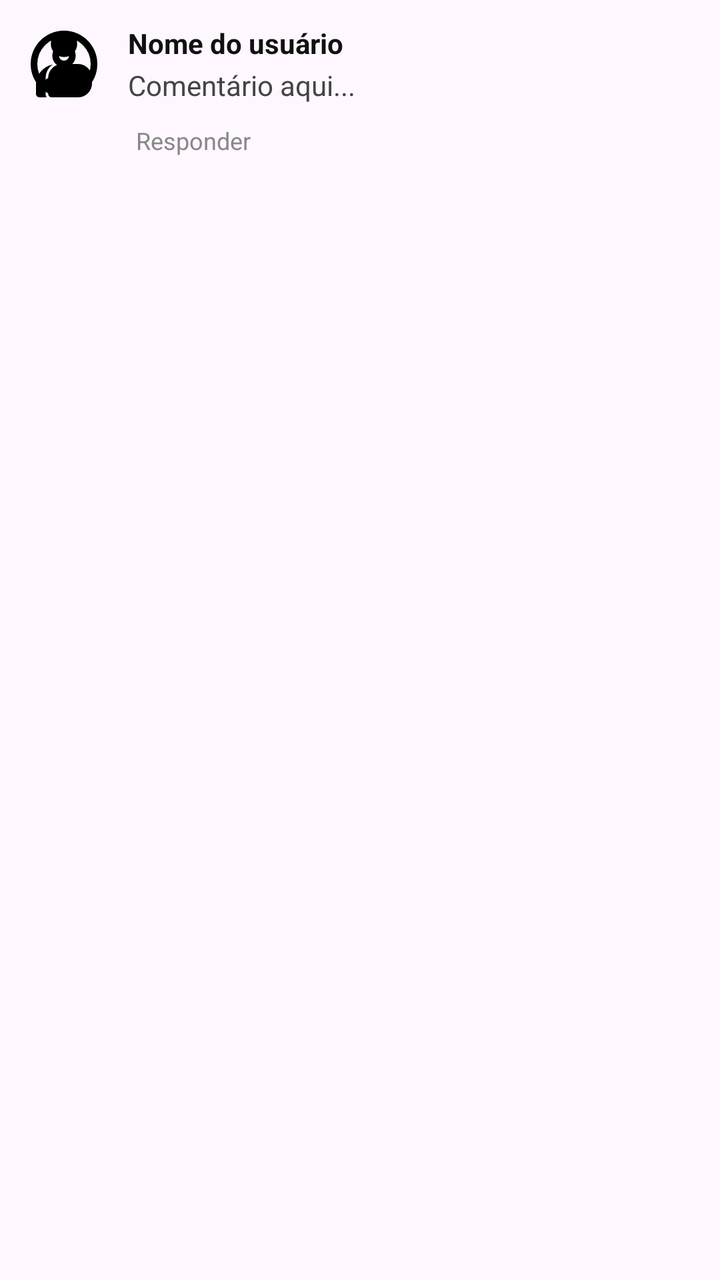
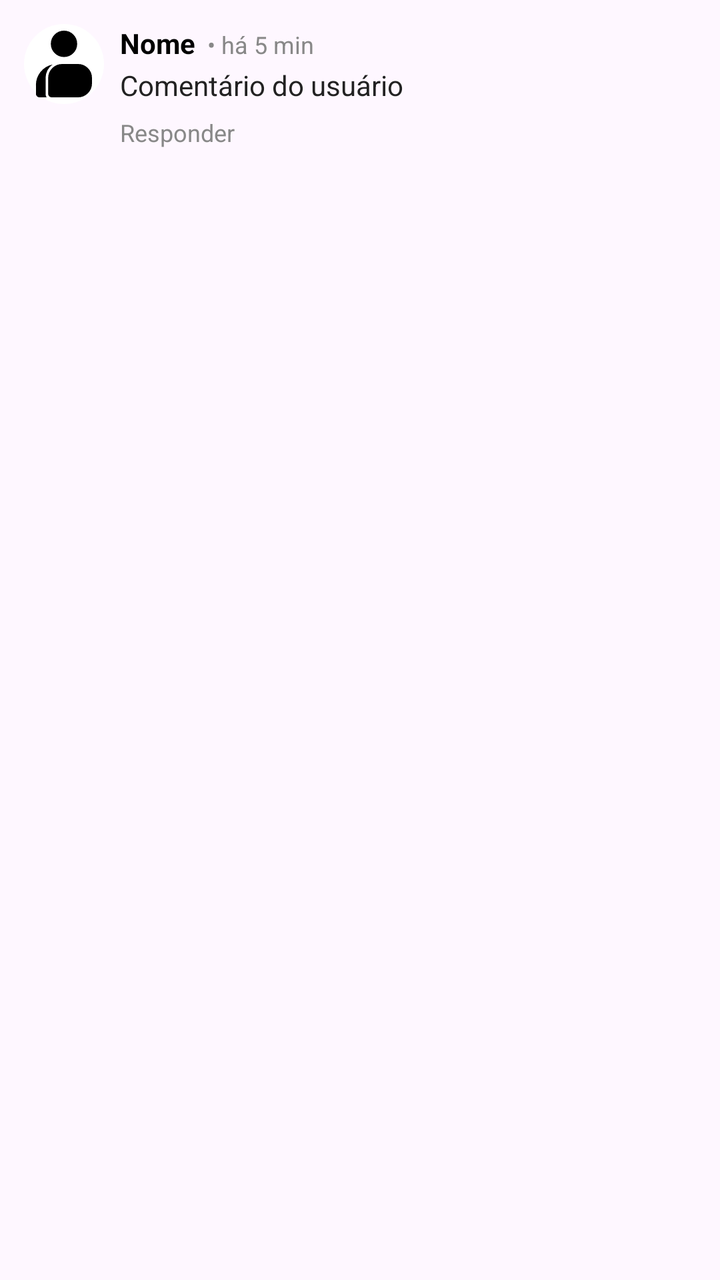

Two renders of the same Android screen: before a commit and after it. Below are the layout's source before the change and the commit's diff.
<!-- AndroidManifest.xml: application theme Theme.Miadot -->
<!-- res/layout/item_comentario.xml -->
<LinearLayout xmlns:android="http://schemas.android.com/apk/res/android"
    android:layout_width="match_parent"
    android:layout_height="wrap_content"
    android:orientation="horizontal"
    android:padding="12dp"
    android:gravity="top"
    android:background="?attr/selectableItemBackground">

    <ImageView
        android:id="@+id/imageViewUserAvatarComentario"
        android:layout_width="40dp"
        android:layout_height="40dp"
        android:layout_marginEnd="12dp"
        android:src="@drawable/default_profile"
        android:scaleType="centerCrop"
        android:background="@drawable/circle_background"
        android:contentDescription="Avatar do usuário" />

    <LinearLayout
        android:layout_width="0dp"
        android:layout_height="wrap_content"
        android:layout_weight="1"
        android:orientation="vertical">

        <TextView
            android:id="@+id/textNomeUsuario"
            android:layout_width="wrap_content"
            android:layout_height="wrap_content"
            android:text="Nome do usuário"
            android:textStyle="bold"
            android:textSize="14sp"
            android:textColor="#111111" />

        <TextView
            android:id="@+id/textComentario"
            android:layout_width="wrap_content"
            android:layout_height="wrap_content"
            android:text="Comentário aqui..."
            android:textSize="14sp"
            android:textColor="#444444"
            android:layout_marginTop="2dp"
            android:lineSpacingExtra="2dp" />

        <TextView
            android:id="@+id/textResponder"
            android:layout_width="wrap_content"
            android:layout_height="wrap_content"
            android:text="Responder"
            android:textSize="12sp"
            android:textColor="#888888"
            android:layout_marginTop="6dp"
            android:clickable="true"
            android:focusable="true"
            android:background="?attr/selectableItemBackgroundBorderless"
            android:padding="4dp" />

        <androidx.recyclerview.widget.RecyclerView
            android:id="@+id/recyclerViewRespostas"
            android:layout_width="match_parent"
            android:layout_height="wrap_content"
            android:paddingTop="4dp"
            android:visibility="gone" />
    </LinearLayout>
</LinearLayout>
<!-- resources referenced by this layout -->
<resources>
  <!-- drawable circle_background (drawable) -->
  <vector xmlns:android="http://schemas.android.com/apk/res/android" android:height="24dp" android:tint="#000000" android:viewportHeight="960" android:viewportWidth="960" android:width="24dp">
  
      <path android:fillColor="@android:color/white" android:pathData="M234,684Q285,645 348,622.5Q411,600 480,600Q549,600 612,622.5Q675,645 726,684Q761,643 780.5,591Q800,539 800,480Q800,347 706.5,253.5Q613,160 480,160Q347,160 253.5,253.5Q160,347 160,480Q160,539 179.5,591Q199,643 234,684ZM480,520Q421,520 380.5,479.5Q340,439 340,380Q340,321 380.5,280.5Q421,240 480,240Q539,240 579.5,280.5Q620,321 620,380Q620,439 579.5,479.5Q539,520 480,520ZM480,880Q397,880 324,848.5Q251,817 197,763Q143,709 111.5,636Q80,563 80,480Q80,397 111.5,324Q143,251 197,197Q251,143 324,111.5Q397,80 480,80Q563,80 636,111.5Q709,143 763,197Q817,251 848.5,324Q880,397 880,480Q880,563 848.5,636Q817,709 763,763Q709,817 636,848.5Q563,880 480,880ZM480,800Q533,800 580,784.5Q627,769 666,740Q627,711 580,695.5Q533,680 480,680Q427,680 380,695.5Q333,711 294,740Q333,769 380,784.5Q427,800 480,800ZM480,440Q506,440 523,423Q540,406 540,380Q540,354 523,337Q506,320 480,320Q454,320 437,337Q420,354 420,380Q420,406 437,423Q454,440 480,440ZM480,380Q480,380 480,380Q480,380 480,380Q480,380 480,380Q480,380 480,380Q480,380 480,380Q480,380 480,380Q480,380 480,380Q480,380 480,380ZM480,740Q480,740 480,740Q480,740 480,740Q480,740 480,740Q480,740 480,740Q480,740 480,740Q480,740 480,740Q480,740 480,740Q480,740 480,740Z"/>
  
  </vector>
  <!-- drawable default_profile (drawable) -->
  <vector xmlns:android="http://schemas.android.com/apk/res/android" android:height="24dp" android:tint="#000000" android:viewportHeight="960" android:viewportWidth="960" android:width="24dp">
        
      <path android:fillColor="@android:color/white" android:pathData="M185,880Q168,880 155.5,867.5Q143,855 143,838L143,733Q143,643 199,574Q255,505 343,486Q303,514 281,556.5Q259,599 259,648L259,838Q259,849 262,860Q265,871 272,880L185,880ZM332,880Q315,880 302.5,867.5Q290,855 290,838L290,648Q290,578 339.5,529Q389,480 459,480L648,480Q718,480 767,529Q816,578 816,648L816,712Q816,782 767,831Q718,880 648,880L332,880ZM480,396Q414,396 368,350Q322,304 322,238Q322,172 368,126Q414,80 480,80Q546,80 592,126Q638,172 638,238Q638,304 592,350Q546,396 480,396Z"/>
      
  </vector>
  <style name="Theme.Miadot" parent="Theme.Material3.DayNight.NoActionBar">
          
          <item name="colorPrimary">@color/purple_500</item>
          <item name="colorPrimaryDark">@color/purple_700</item>
          <item name="colorAccent">@color/teal_200</item>
      </style>
  <color name="purple_500">#FF6200EE</color>
  <color name="purple_700">#FF3700B3</color>
  <color name="teal_200">#FF03DAC5</color>
</resources>

<!-- the commit's change to res/layout/item_comentario.xml (unified diff, before → after) -->
@@ -1,16 +1,16 @@
+<?xml version="1.0" encoding="utf-8"?>
 <LinearLayout xmlns:android="http://schemas.android.com/apk/res/android"
     android:layout_width="match_parent"
     android:layout_height="wrap_content"
     android:orientation="horizontal"
     android:padding="12dp"
-    android:gravity="top"
     android:background="?attr/selectableItemBackground">
 
     <ImageView
         android:id="@+id/imageViewUserAvatarComentario"
         android:layout_width="40dp"
         android:layout_height="40dp"
-        android:layout_marginEnd="12dp"
+        android:layout_marginEnd="8dp"
         android:src="@drawable/default_profile"
         android:scaleType="centerCrop"
         android:background="@drawable/circle_background"
@@ -22,43 +22,57 @@
         android:layout_weight="1"
         android:orientation="vertical">
 
-        <TextView
-            android:id="@+id/textNomeUsuario"
+        
+        <LinearLayout
             android:layout_width="wrap_content"
             android:layout_height="wrap_content"
-            android:text="Nome do usuário"
-            android:textStyle="bold"
-            android:textSize="14sp"
-            android:textColor="#111111" />
+            android:orientation="horizontal">
 
+            <TextView
+                android:id="@+id/textNomeUsuario"
+                android:layout_width="wrap_content"
+                android:layout_height="wrap_content"
+                android:text="Nome"
+                android:textStyle="bold"
+                android:textColor="#000000"
+                android:textSize="14sp" />
+
+            <TextView
+                android:id="@+id/textTempo"
+                android:layout_width="wrap_content"
+                android:layout_height="wrap_content"
+                android:layout_marginStart="6dp"
+                android:text="• há 5 min"
+                android:textColor="#888888"
+                android:textSize="12sp" />
+        </LinearLayout>
+
+        
         <TextView
             android:id="@+id/textComentario"
             android:layout_width="wrap_content"
             android:layout_height="wrap_content"
-            android:text="Comentário aqui..."
+            android:text="Comentário do usuário"
+            android:textColor="#222222"
             android:textSize="14sp"
-            android:textColor="#444444"
-            android:layout_marginTop="2dp"
-            android:lineSpacingExtra="2dp" />
+            android:layout_marginTop="2dp" />
 
+        
         <TextView
             android:id="@+id/textResponder"
             android:layout_width="wrap_content"
             android:layout_height="wrap_content"
             android:text="Responder"
+            android:textColor="#888888"
             android:textSize="12sp"
-            android:textColor="#888888"
-            android:layout_marginTop="6dp"
-            android:clickable="true"
-            android:focusable="true"
-            android:background="?attr/selectableItemBackgroundBorderless"
-            android:padding="4dp" />
+            android:layout_marginTop="6dp" />
 
+        
         <androidx.recyclerview.widget.RecyclerView
             android:id="@+id/recyclerViewRespostas"
             android:layout_width="match_parent"
             android:layout_height="wrap_content"
-            android:paddingTop="4dp"
+            android:layout_marginTop="8dp"
             android:visibility="gone" />
     </LinearLayout>
 </LinearLayout>
<!-- resource entries referenced after the edit -->
@@ -1,11 +1,10 @@
 <!-- resources referenced by this layout -->
 <resources>
   <!-- drawable circle_background (drawable) -->
-  <vector xmlns:android="http://schemas.android.com/apk/res/android" android:height="24dp" android:tint="#000000" android:viewportHeight="960" android:viewportWidth="960" android:width="24dp">
-  
-      <path android:fillColor="@android:color/white" android:pathData="M234,684Q285,645 348,622.5Q411,600 480,600Q549,600 612,622.5Q675,645 726,684Q761,643 780.5,591Q800,539 800,480Q800,347 706.5,253.5Q613,160 480,160Q347,160 253.5,253.5Q160,347 160,480Q160,539 179.5,591Q199,643 234,684ZM480,520Q421,520 380.5,479.5Q340,439 340,380Q340,321 380.5,280.5Q421,240 480,240Q539,240 579.5,280.5Q620,321 620,380Q620,439 579.5,479.5Q539,520 480,520ZM480,880Q397,880 324,848.5Q251,817 197,763Q143,709 111.5,636Q80,563 80,480Q80,397 111.5,324Q143,251 197,197Q251,143 324,111.5Q397,80 480,80Q563,80 636,111.5Q709,143 763,197Q817,251 848.5,324Q880,397 880,480Q880,563 848.5,636Q817,709 763,763Q709,817 636,848.5Q563,880 480,880ZM480,800Q533,800 580,784.5Q627,769 666,740Q627,711 580,695.5Q533,680 480,680Q427,680 380,695.5Q333,711 294,740Q333,769 380,784.5Q427,800 480,800ZM480,440Q506,440 523,423Q540,406 540,380Q540,354 523,337Q506,320 480,320Q454,320 437,337Q420,354 420,380Q420,406 437,423Q454,440 480,440ZM480,380Q480,380 480,380Q480,380 480,380Q480,380 480,380Q480,380 480,380Q480,380 480,380Q480,380 480,380Q480,380 480,380Q480,380 480,380ZM480,740Q480,740 480,740Q480,740 480,740Q480,740 480,740Q480,740 480,740Q480,740 480,740Q480,740 480,740Q480,740 480,740Q480,740 480,740Z"/>
-  
-  </vector>
+  <shape xmlns:android="http://schemas.android.com/apk/res/android"
+      android:shape="oval">
+      <solid android:color="@android:color/white" />
+  </shape>
   <!-- drawable default_profile (drawable) -->
   <vector xmlns:android="http://schemas.android.com/apk/res/android" android:height="24dp" android:tint="#000000" android:viewportHeight="960" android:viewportWidth="960" android:width="24dp">
         
